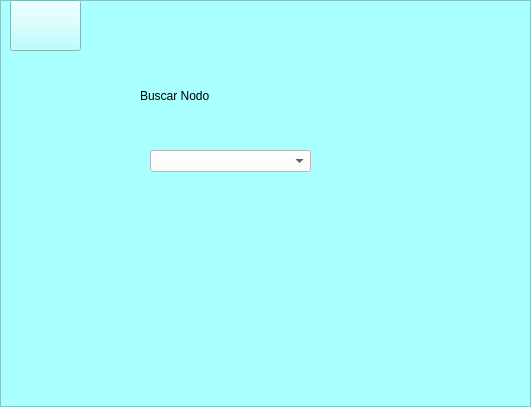
Qt form BuscarNodo.ui (Joy12600/Lab1) before a commit.
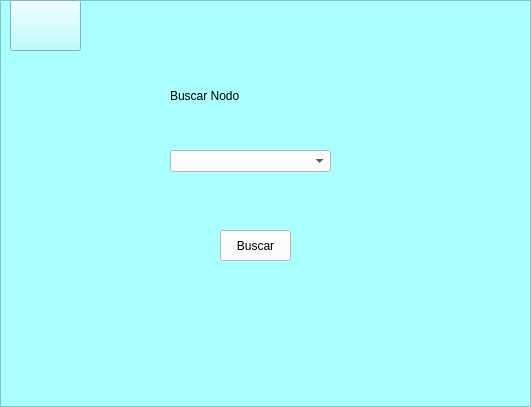
The same form after that commit. Icons and pictures are not drawn.

What changed in the file:
```diff
--- a/BuscarNodo.ui
+++ b/BuscarNodo.ui
@@ -44,7 +44,7 @@
       <widget class="QLabel" name="label">
        <property name="geometry">
         <rect>
-         <x>140</x>
+         <x>170</x>
          <y>70</y>
          <width>191</width>
          <height>51</height>
@@ -86,7 +86,7 @@
       <widget class="QComboBox" name="comboBox">
        <property name="geometry">
         <rect>
-         <x>150</x>
+         <x>170</x>
          <y>150</y>
          <width>161</width>
          <height>22</height>
@@ -96,6 +96,23 @@
         <string notr="true">background-color: rgb(255, 255, 255);</string>
        </property>
       </widget>
+      <widget class="QPushButton" name="pushButton_2">
+       <property name="geometry">
+        <rect>
+         <x>220</x>
+         <y>230</y>
+         <width>71</width>
+         <height>31</height>
+        </rect>
+       </property>
+       <property name="styleSheet">
+        <string notr="true">background-color: rgb(255, 255, 255);
+font: 12pt &quot;MS Shell Dlg 2&quot;;</string>
+       </property>
+       <property name="text">
+        <string>Buscar</string>
+       </property>
+      </widget>
      </widget>
     </item>
    </layout>
```
